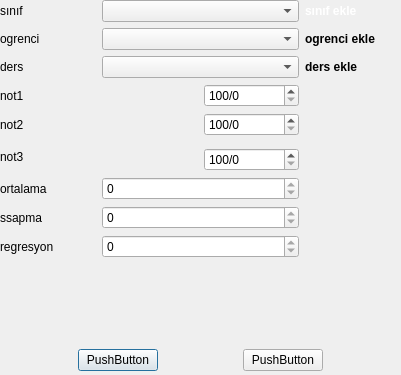
Before: the Qt Designer form Gorsel/formlar/veriGiris/notgiris.ui in sadededeoglu/okulprojesi, drawn with Qt 5.
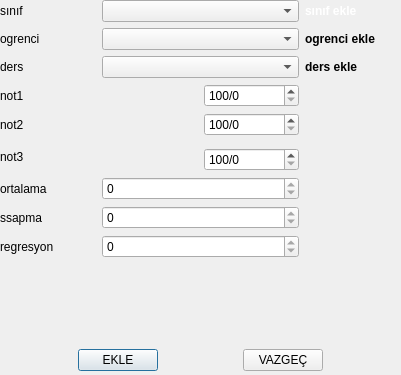
After: the same form once the commit is applied.

The edit to the form file:
```diff
--- a/Gorsel/formlar/veriGiris/notgiris.ui
+++ b/Gorsel/formlar/veriGiris/notgiris.ui
@@ -25,7 +25,7 @@
   <property name="windowTitle">
    <string>Dialog</string>
   </property>
-  <widget class="QWidget" name="">
+  <widget class="QWidget" name="layoutWidget">
    <property name="geometry">
     <rect>
      <x>0</x>
@@ -189,33 +189,6 @@
         </property>
        </spacer>
       </item>
-      <item row="0" column="2">
-       <spacer name="horizontalSpacer_2">
-        <property name="orientation">
-         <enum>Qt::Horizontal</enum>
-        </property>
-        <property name="sizeHint" stdset="0">
-         <size>
-          <width>40</width>
-          <height>20</height>
-         </size>
-        </property>
-       </spacer>
-      </item>
-      <item row="0" column="1">
-       <widget class="QPushButton" name="ekle">
-        <property name="text">
-         <string>PushButton</string>
-        </property>
-       </widget>
-      </item>
-      <item row="0" column="3">
-       <widget class="QPushButton" name="vazgec">
-        <property name="text">
-         <string>PushButton</string>
-        </property>
-       </widget>
-      </item>
       <item row="0" column="4">
        <spacer name="horizontalSpacer_3">
         <property name="orientation">
@@ -229,6 +202,33 @@
         </property>
        </spacer>
       </item>
+      <item row="0" column="1">
+       <widget class="QPushButton" name="QPushButton_ekle">
+        <property name="text">
+         <string>EKLE</string>
+        </property>
+       </widget>
+      </item>
+      <item row="0" column="2">
+       <spacer name="horizontalSpacer_2">
+        <property name="orientation">
+         <enum>Qt::Horizontal</enum>
+        </property>
+        <property name="sizeHint" stdset="0">
+         <size>
+          <width>40</width>
+          <height>20</height>
+         </size>
+        </property>
+       </spacer>
+      </item>
+      <item row="0" column="3">
+       <widget class="QPushButton" name="QPushButton_vazgec">
+        <property name="text">
+         <string>VAZGEÇ</string>
+        </property>
+       </widget>
+      </item>
      </layout>
     </item>
     <item row="1" column="0">
```
Left out of the diff: 16 changed lines with no effect on the pictures.
